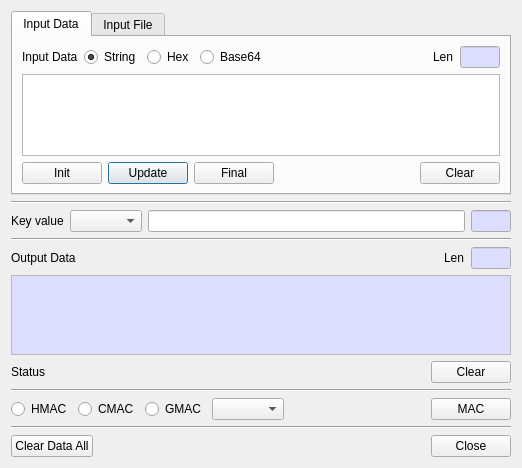
Old version of the form BerEditor/gen_mac_dlg.ui in the repository jykim74/BerEditor.
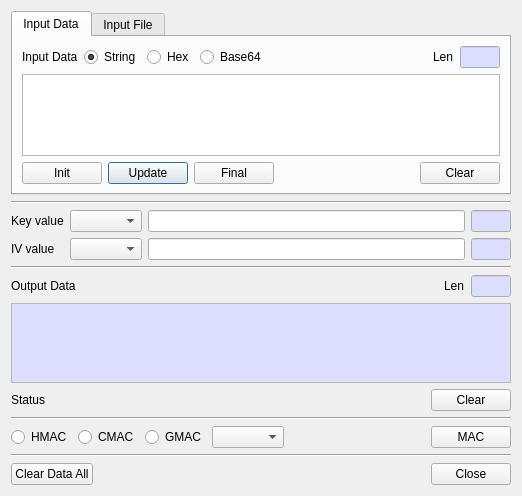
New version of the form.

Patch:
```diff
--- a/BerEditor/gen_mac_dlg.ui
+++ b/BerEditor/gen_mac_dlg.ui
@@ -7,7 +7,7 @@
     <x>0</x>
     <y>0</y>
     <width>518</width>
-    <height>468</height>
+    <height>496</height>
    </rect>
   </property>
   <property name="windowTitle">
@@ -581,21 +581,21 @@
     </widget>
    </item>
    <item>
-    <layout class="QHBoxLayout" name="horizontalLayout_2">
-     <item>
+    <layout class="QGridLayout" name="gridLayout_11">
+     <property name="topMargin">
+      <number>0</number>
+     </property>
+     <item row="0" column="0">
       <widget class="QLabel" name="label_2">
        <property name="text">
         <string>Key value</string>
        </property>
       </widget>
      </item>
-     <item>
-      <widget class="QComboBox" name="mKeyTypeCombo"/>
-     </item>
-     <item>
+     <item row="0" column="2">
       <widget class="QLineEdit" name="mKeyText"/>
      </item>
-     <item>
+     <item row="0" column="3">
       <widget class="QLineEdit" name="mKeyLenText">
        <property name="minimumSize">
         <size>
@@ -651,6 +651,62 @@
        </property>
       </widget>
      </item>
+     <item row="0" column="1">
+      <widget class="QComboBox" name="mKeyTypeCombo"/>
+     </item>
+     <item row="1" column="0">
+      <widget class="QLabel" name="mIVLabel">
+       <property name="text">
+        <string>IV value</string>
+       </property>
+      </widget>
+     </item>
+     <item row="1" column="1">
+      <widget class="QComboBox" name="mIVTypeCombo"/>
+     </item>
+     <item row="1" column="2">
+      <widget class="QLineEdit" name="mIVText"/>
+     </item>
+     <item row="1" column="3">
+      <widget class="QLineEdit" name="mIVLenText">
+       <property name="maximumSize">
+        <size>
+         <width>40</width>
+         <height>40</height>
+        </size>
+       </property>
+       <property name="palette">
+        <palette>
+         <active>
+          <colorrole role="Base">
+           <brush brushstyle="SolidPattern">
+            <color alpha="255">
+             <red>221</red>
+             <green>221</green>
+             <blue>255</blue>
+            </color>
+           </brush>
+          </colorrole>
+         </active>
+         <inactive>
+          <colorrole role="Base">
+           <brush brushstyle="SolidPattern">
+            <color alpha="255">
+             <red>221</red>
+             <green>221</green>
+             <blue>255</blue>
+            </color>
+           </brush>
+          </colorrole>
+         </inactive>
+         <disabled/>
+        </palette>
+       </property>
+       <property name="readOnly">
+        <bool>true</bool>
+       </property>
+      </widget>
+     </item>
     </layout>
    </item>
    <item>
```
Left out of the diff: 3 changed lines with no effect on the pictures.
